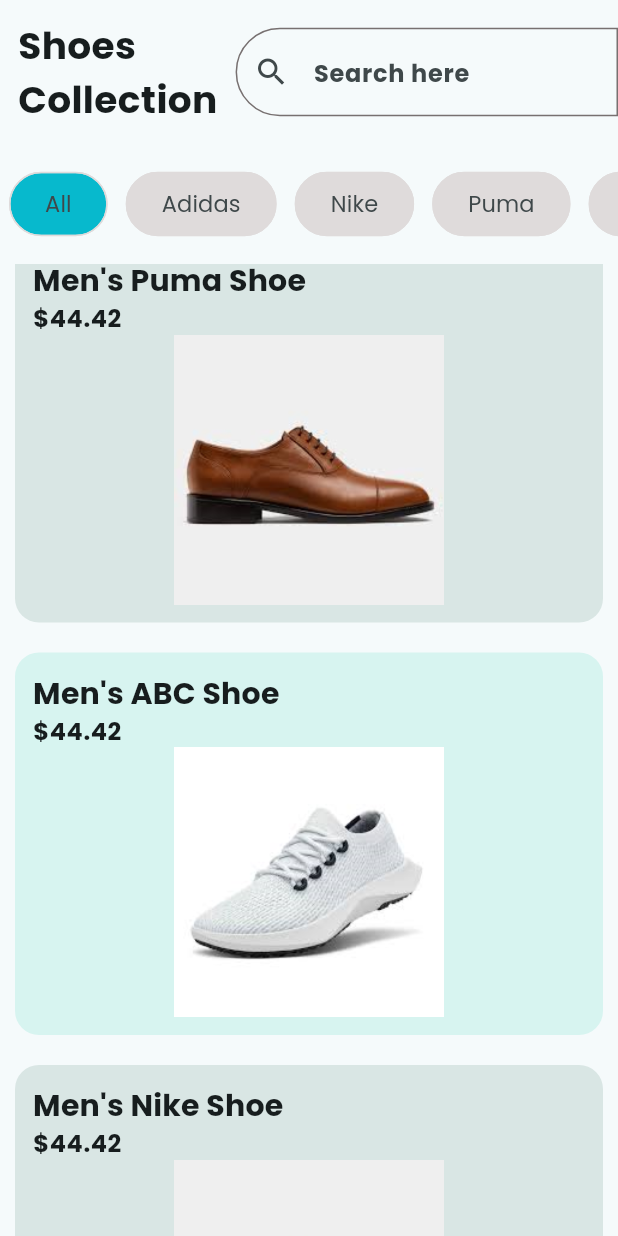
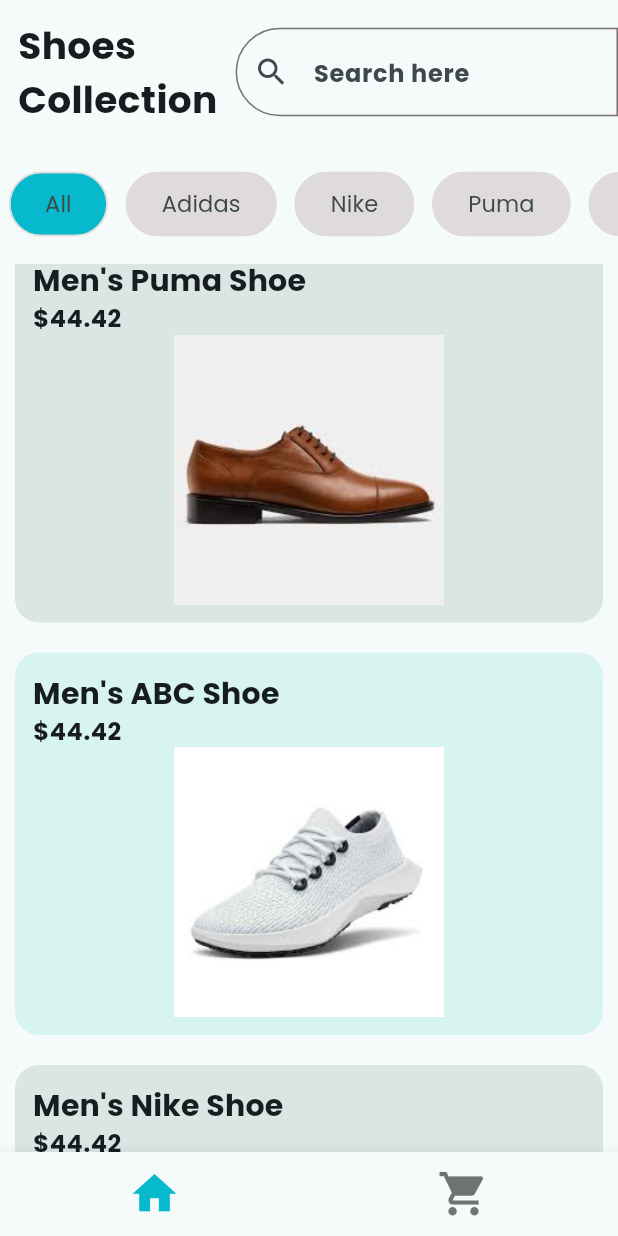
Before and after one commit to i-osama/Flutter-Shopping-Application, a Flutter app: the screen it shows after launch, scrolled down 576 dp, on a phone screen of 412 x 824 dp. Run offline on Flutter 3.47's test engine with Material 3 defaults, Android fonts, the phone set to English and light mode, and no system bars.

```diff
--- a/lib/HomePage.dart
+++ b/lib/HomePage.dart
@@ -1,7 +1,6 @@
 import 'package:flutter/material.dart';
-import 'package:shop_application/global_variable.dart';
-import 'package:shop_application/product_card.dart';
-import 'package:shop_application/product_details_page.dart';
+import 'package:shop_application/cart_page.dart';
+import 'package:shop_application/product_list_page.dart';
 
 class HomePage extends StatefulWidget {
   const HomePage({super.key});
@@ -11,117 +10,38 @@ class HomePage extends StatefulWidget {
 }
 
 class _HomePageState extends State<HomePage> {
-  final List<String> filters = ["All", "Adidas", "Nike", "Puma", "ABC"];
-
-  late String selectedFilter;
-
-  @override
-  void initState() {
-    super.initState();
-    selectedFilter = filters[0];
-  }
+  int currentPage = 0;
+  List<Widget> pages = const [ProductListPage(), CartPage()];
 
   @override
   Widget build(BuildContext context) {
-    const border = OutlineInputBorder(
-      borderSide: BorderSide(color: Color.fromARGB(255, 119, 112, 112)),
-      borderRadius: BorderRadius.horizontal(
-        left: Radius.circular(35),
+    return Scaffold(
+      body: IndexedStack(
+        index: currentPage,
+        children: pages,
       ),
-    );
-
-    return Scaffold(
-      body: SafeArea(
-        child: Column(
-          children: [
-            const Row(
-              children: [
-                Padding(
-                  padding: EdgeInsets.all(12.0),
-                  child: Text(
-                    "Shoes\nCollection",
-                    style: TextStyle(
-                        fontFamily: "Poppins",
-                        fontWeight: FontWeight.bold,
-                        fontSize: 25),
-                  ),
+      bottomNavigationBar: BottomNavigationBar(
+          iconSize: 35,
+          selectedFontSize: 0,
+          unselectedFontSize: 0,
+          onTap: (value) {
+            setState(() {
+              currentPage = value;
+            });
+          },
+          currentIndex: currentPage,
+          items: const [
+            BottomNavigationBarItem(
+                icon: Icon(
+                  Icons.home,
                 ),
-                Expanded(
-                    child: TextField(
-                  style: TextStyle(fontSize: 18, fontWeight: FontWeight.bold),
-                  decoration: InputDecoration(
-                      prefixIcon: Icon(Icons.search),
-                      border: border,
-                      enabledBorder: border,
-                      hintText: "Search here",
-                      hintStyle:
-                          TextStyle(fontSize: 16, fontWeight: FontWeight.bold)),
-                ))
-              ],
-            ),
-            // ##### Main body
-            SizedBox(
-              height: 80,
-              child: ListView.builder(
-                  // ------------------------Filter select----------------------
-                  scrollDirection: Axis.horizontal,
-                  itemCount: filters.length,
-                  itemBuilder: (context, index) {
-                    final filter = filters[index];
-                    return Padding(
-                      padding: const EdgeInsets.symmetric(horizontal: 6),
-                      child: GestureDetector(
-                        onTap: () {
-                          setState(() {
-                            selectedFilter = filter;
-                          });
-                        },
-                        child: Chip(
-                          backgroundColor: selectedFilter == filter
-                              ? Theme.of(context).colorScheme.primary
-                              : const Color.fromARGB(255, 223, 219, 219),
-                          label: Text(filters[index],
-                              style: const TextStyle(
-                                  fontSize: 15, fontWeight: FontWeight.normal)),
-                          elevation: 10,
-                          padding: const EdgeInsets.symmetric(
-                              horizontal: 15, vertical: 10),
-                          shape: RoundedRectangleBorder(
-                              borderRadius: BorderRadius.circular(30)),
-                          side: const BorderSide(
-                              color: Color.fromARGB(255, 223, 219, 219)),
-                        ),
-                      ),
-                    );
-                  }),
-            ),
-            // ----------=-=--=-=-=- Produact list view
-            Expanded(
-                child: ListView.builder(
-                    itemCount: products.length,
-                    itemBuilder: (context, index) {
-                      final product = products[index];
-                      return GestureDetector(
-                        onTap: () {
-                          Navigator.of(context).push(MaterialPageRoute(
-                            builder: (context) {
-                              return ProductDetailsPage(product: product);
-                            },
-                          ));
-                        },
-                        child: ProductCard(
-                          title: product['title'] as String,
-                          price: product['price'] as double,
-                          image: product['imageUrl'] as String,
-                          color: index.isEven
-                              ? const Color.fromARGB(255, 217, 230, 228)
-                              : const Color.fromARGB(255, 215, 244, 240),
-                        ),
-                      );
-                    }))
-          ],
-        ),
-      ),
+                label: ""),
+            BottomNavigationBarItem(
+                icon: Icon(
+                  Icons.shopping_cart,
+                ),
+                label: ""),
+          ]),
     );
   }
 }
--- /dev/null
+++ b/lib/cart_page.dart
@@ -0,0 +1,12 @@
+import 'package:flutter/material.dart';
+
+class CartPage extends StatelessWidget {
+  const CartPage({super.key});
+
+  @override
+  Widget build(BuildContext context) {
+    return Scaffold(
+      body: Text("Cart Page"),
+    );
+  }
+}
--- /dev/null
+++ b/lib/product_list_page.dart
@@ -0,0 +1,125 @@
+import 'package:flutter/material.dart';
+import 'package:shop_application/global_variable.dart';
+import 'package:shop_application/product_card.dart';
+import 'package:shop_application/product_details_page.dart';
+
+class ProductListPage extends StatefulWidget {
+  const ProductListPage({super.key});
+
+  @override
+  State<ProductListPage> createState() => _ProductListPageState();
+}
+
+class _ProductListPageState extends State<ProductListPage> {
+  final List<String> filters = ["All", "Adidas", "Nike", "Puma", "ABC"];
+
+  late String selectedFilter;
+
+  @override
+  void initState() {
+    super.initState();
+    selectedFilter = filters[0];
+  }
+
+  @override
+  Widget build(BuildContext context) {
+    const border = OutlineInputBorder(
+      borderSide: BorderSide(color: Color.fromARGB(255, 119, 112, 112)),
+      borderRadius: BorderRadius.horizontal(
+        left: Radius.circular(35),
+      ),
+    );
+
+    return SafeArea(
+      child: Column(
+        children: [
+          const Row(
+            children: [
+              Padding(
+                padding: EdgeInsets.all(12.0),
+                child: Text(
+                  "Shoes\nCollection",
+                  style: TextStyle(
+                      fontFamily: "Poppins",
+                      fontWeight: FontWeight.bold,
+                      fontSize: 25),
+                ),
+              ),
+              Expanded(
+                  child: TextField(
+                style: TextStyle(fontSize: 18, fontWeight: FontWeight.bold),
+                decoration: InputDecoration(
+                    prefixIcon: Icon(Icons.search),
+                    border: border,
+                    enabledBorder: border,
+                    hintText: "Search here",
+                    hintStyle:
+                        TextStyle(fontSize: 16, fontWeight: FontWeight.bold)),
+              ))
+            ],
+          ),
+          // ##### Main body
+          SizedBox(
+            height: 80,
+            child: ListView.builder(
+                // ------------------------Filter select----------------------
+                scrollDirection: Axis.horizontal,
+                itemCount: filters.length,
+                itemBuilder: (context, index) {
+                  final filter = filters[index];
+                  return Padding(
+                    padding: const EdgeInsets.symmetric(horizontal: 6),
+                    child: GestureDetector(
+                      onTap: () {
+                        setState(() {
+                          selectedFilter = filter;
+                        });
+                      },
+                      child: Chip(
+                        backgroundColor: selectedFilter == filter
+                            ? Theme.of(context).colorScheme.primary
+                            : const Color.fromARGB(255, 223, 219, 219),
+                        label: Text(filters[index],
+                            style: const TextStyle(
+                                fontSize: 15, fontWeight: FontWeight.normal)),
+                        elevation: 10,
+                        padding: const EdgeInsets.symmetric(
+                            horizontal: 15, vertical: 10),
+                        shape: RoundedRectangleBorder(
+                            borderRadius: BorderRadius.circular(30)),
+                        side: const BorderSide(
+                            color: Color.fromARGB(255, 223, 219, 219)),
+                      ),
+                    ),
+                  );
+                }),
+          ),
+          // ----------=-=--=-=-=- Produact list view
+          Expanded(
+              child: ListView.builder(
+                  itemCount: products.length,
+                  itemBuilder: (context, index) {
+                    final product = products[index];
+                    return GestureDetector(
+                      onTap: () {
+                        Navigator.of(context).push(MaterialPageRoute(
+                          builder: (context) {
+                            return ProductDetailsPage(product: product);
+                          },
+                        ));
+                      },
+                      child: ProductCard(
+                        title: product['title'] as String,
+                        price: product['price'] as double,
+                        image: product['imageUrl'] as String,
+                        color: index.isEven
+                            ? const Color.fromARGB(255, 217, 230, 228)
+                            : const Color.fromARGB(255, 215, 244, 240),
+                      ),
+                    );
+                  }))
+        ],
+      ),
+    );
+  }
+}
```
